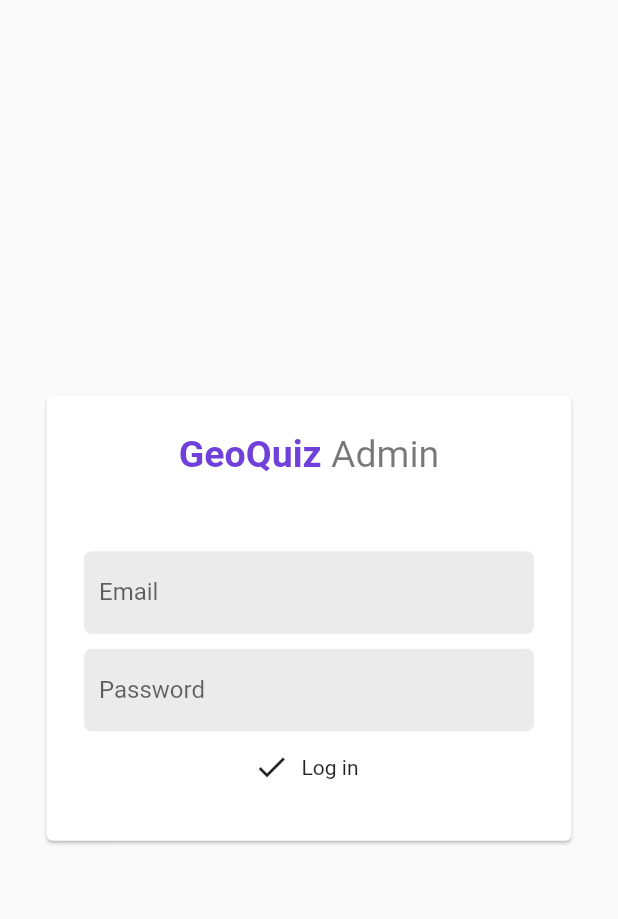
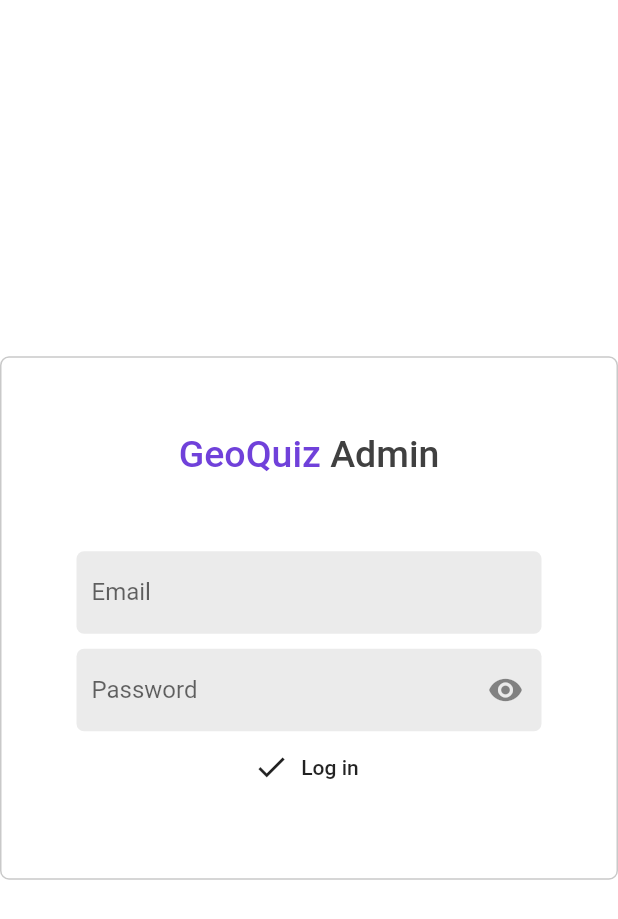
Before and after one commit to GeoQuiz-v2/admin-app, a Flutter app: the screen it shows after launch, on a phone screen of 412 x 824 dp. Shown: the top 919 px of the screen. Run offline on Flutter 3.47's test engine with Material 2 defaults, Android fonts, the phone set to English and light mode, and no system bars; our stand-ins replace firebase_auth, firebase_core; missing offline and left inert: firebase; accounts and stored records are empty; statements that could not run were skipped.

Commit message:
Auth loading button + Dashboard buttons

```diff
--- a/lib/main.dart
+++ b/lib/main.dart
@@ -43,7 +43,9 @@ class GeoQuizApp extends StatelessWidget {
       debugShowCheckedModeBanner: false,
       title: 'Flutter Demo',
       theme: ThemeData(
-
+        backgroundColor: Colors.white,
+        scaffoldBackgroundColor: Colors.white,
+        primaryColor: AppColors.primary,
         colorScheme: ColorScheme(
           primary: AppColors.primary,
           secondary: AppColors.primary,
--- a/lib/models/auth_notifier.dart
+++ b/lib/models/auth_notifier.dart
@@ -1,10 +1,10 @@
 
 import 'dart:async';
 
+import 'package:firebase/firebase.dart';
+import 'package:firebase/firestore.dart';
 import 'package:firebase_auth/firebase_auth.dart';
 import 'package:flutter/widgets.dart';
-import 'package:google_sign_in/google_sign_in.dart';
-
 
 
 
@@ -25,6 +25,7 @@ class AuthenticationNotifier extends ChangeNotifier {
   }
 
   final FirebaseAuth _auth = FirebaseAuth.instance;
+  final Firestore _firestore = firestore();
 
   bool isInit = false;
   User user;
@@ -33,7 +34,12 @@ class AuthenticationNotifier extends ChangeNotifier {
   _initUserSnapshot() {
     var streamTransformer = StreamTransformer<FirebaseUser, User>.fromHandlers(
       handleData: (fbUser, sink) {
-        sink.add(fbUser == null ? null : User(fbUser));
+        _firestore.collection("admin").doc("config").get()
+          .then((docSnap) {
+            bool isAdmin = (docSnap.data()["administrators"] as List<String>).contains(fbUser.uid);
+            sink.add(fbUser == null ? null : User(fbUser, admin: isAdmin));
+          })
+          .catchError((_) => sink.add(fbUser == null ? null : User(fbUser)));
       }
     );
 
@@ -62,9 +68,10 @@ class AuthenticationNotifier extends ChangeNotifier {
 }
 
 class User {
+  bool admin;
   FirebaseUser _fbUser;
 
-  User(this._fbUser);
+  User(this._fbUser, {this.admin = false});
 
   get name => _fbUser.displayName??_fbUser.email??_fbUser.uid;
 }
--- a/lib/res/assets.dart
+++ b/lib/res/assets.dart
@@ -1,3 +1,8 @@
 class Assets {
   static final google = "assets/images/google.png";
+
+  static final firebase = "assets/images/firebase.png";
+  static final playConsole = "assets/images/playconsole.png";
+  static final github = "assets/images/github.png";
+  static final admob = "assets/images/admob.png";
 }
--- a/lib/ui/authentication.dart
+++ b/lib/ui/authentication.dart
@@ -2,9 +2,11 @@
 import 'package:flutter/material.dart';
 import 'package:flutter/widgets.dart';
 import 'package:geoquizadmin/models/auth_notifier.dart';
+import 'package:geoquizadmin/res/colors.dart';
 import 'package:geoquizadmin/res/values.dart';
 import 'package:geoquizadmin/ui/widget/form_field.dart';
 import 'package:geoquizadmin/ui/widget/logo.dart';
+import 'package:geoquizadmin/ui/widget/utils.dart';
 import 'package:provider/provider.dart';
 
 
@@ -12,6 +14,7 @@ class AuthenticationScreen extends StatefulWidget {
   @override
   _AuthenticationScreenState createState() => _AuthenticationScreenState();
 }
+
 
 class _AuthenticationScreenState extends State<AuthenticationScreen> {
 
@@ -25,16 +28,17 @@ class _AuthenticationScreenState extends State<AuthenticationScreen> {
   Widget build(BuildContext context) {
     return Scaffold(
       body: Builder(
-          builder: (context) => Center(
-          child: Card(
-            child: Container(
-              padding: EdgeInsets.all(25),
-              constraints: BoxConstraints(maxWidth: 350),
-              child: Form(
-                key: _formKey,
+        builder: (context) => Center(
+          child: Container(
+            padding: EdgeInsets.all(50),
+            decoration: BoxDecoration(borderRadius: BorderRadius.circular(Values.radius), border: Border.all(color: AppColors.divider)),
+            constraints: BoxConstraints(maxWidth: 450),
+            child: Form(
+              key: _formKey,
+              child: ScrollConfiguration(
+                behavior: BasicScrollWithoutGlow(),
                 child: ListView(
                   shrinkWrap: true,
-
                   children: <Widget>[
                     Center(child: AppLogo(size: 25,)),
                     SizedBox(height: Values.blockSpacing),
@@ -42,9 +46,9 @@ class _AuthenticationScreenState extends State<AuthenticationScreen> {
                     SizedBox(height: Values.normalSpacing),
                     RoundedTextFormField(hint: "Password", controller: _passwordController, password: true,),
                     FlatButton.icon(
-                      label: Text("Log in"),
+                      label: Text(inProgress ? "Loading..." : "Log in"),
                       icon: Icon(Icons.done),
-                      onPressed: () => onSubmit(context),
+                      onPressed: inProgress ? null : () => onSubmit(context),
                     )
                   ],
                 ),
@@ -52,6 +56,7 @@ class _AuthenticationScreenState extends State<AuthenticationScreen> {
             ),
           ),
         ),
+
       ),
     );
   }
@@ -60,18 +65,9 @@ class _AuthenticationScreenState extends State<AuthenticationScreen> {
     if (_formKey.currentState.validate()) {
       setState(() => inProgress = true);
       Provider.of<AuthenticationNotifier>(context, listen: false).signIn(_emailController.text, _passwordController.text)
-        .whenComplete(() => setState(() => inProgress = false))
-        .catchError((e) {
-          Scaffold.of(context).showSnackBar(
-            SnackBar(
-              content: Text(e.toString()),
-              backgroundColor: Theme.of(context).colorScheme.error,
-              behavior: SnackBarBehavior.floating,
-              elevation: 0,
-            )
-          );
-        });
+        .then((_) => SnackBarFactory.showSuccessSnackbar(context: context, message: "Successfully logged"))
+        .catchError((e) => SnackBarFactory.showErrorSnabar(context: context, message: e.toString()))
+        .whenComplete(() => setState(() => inProgress = false));
     }
-
   }
 }
--- a/lib/ui/template.dart
+++ b/lib/ui/template.dart
@@ -1,4 +1,3 @@
-import 'package:firebase/firebase.dart';
 import 'package:flutter/material.dart';
 import 'package:flutter/widgets.dart';
 import 'package:geoquizadmin/models/auth_notifier.dart';
@@ -14,8 +13,9 @@ import 'package:provider/provider.dart';
 class Template extends StatefulWidget {
 
   final Map<String, Widget> pages = {
+        "Dashboard" : DashboardScreen(),
     "Questions" : QuestionsScreen(),
-    "Dashboard" : DashboardScreen(),
+
   };
 
   Template({Key key}) : super(key: key);
@@ -63,6 +63,7 @@ class _TemplateState extends State<Template> {
                   children: <Widget>[
                     SizedBox(height: Values.normalSpacing,),
                     Text(currentPage.key, style: Theme.of(context).textTheme.subtitle,),
+                    SizedBox(height: Values.normalSpacing),
                     currentPage.value
                   ],
                 ),
--- a/lib/ui/widget/form_field.dart
+++ b/lib/ui/widget/form_field.dart
@@ -4,7 +4,7 @@ import 'package:flutter/widgets.dart';
 import 'package:geoquizadmin/res/colors.dart';
 
 
-class RoundedTextFormField extends StatelessWidget {
+class RoundedTextFormField extends StatefulWidget {
 
   final String hint;
   final TextEditingController controller;
@@ -14,6 +14,16 @@ class RoundedTextFormField extends StatelessWidget {
   RoundedTextFormField({@required this.hint, this.controller, this.password = false, this.validator});
 
   @override
+  _RoundedTextFormFieldState createState() => _RoundedTextFormFieldState(obscure: password);
+}
+
+class _RoundedTextFormFieldState extends State<RoundedTextFormField> {
+
+  bool obscure;
+
+  _RoundedTextFormFieldState({this.obscure = false});
+
+  @override
   Widget build(BuildContext context) {
     return Container(
       decoration: new BoxDecoration(
@@ -21,19 +31,20 @@ class RoundedTextFormField extends StatelessWidget {
         color: AppColors.surface,
       ),
       child: TextFormField(
-        obscureText: password,
-        controller: controller,
+        obscureText: obscure,
+        controller: widget.controller,
         decoration: InputDecoration(
           contentPadding: EdgeInsets.symmetric(horizontal: 10, vertical: 10),
-          labelText: hint,
+          labelText: widget.hint,
           labelStyle: TextStyle(backgroundColor: AppColors.surface),
           border: UnderlineInputBorder(borderSide: BorderSide(color: Colors.transparent)),
           enabledBorder: UnderlineInputBorder(borderSide: BorderSide(color: Colors.transparent)),
           focusedBorder: UnderlineInputBorder(borderSide: BorderSide(color: Colors.transparent)),
           errorBorder: UnderlineInputBorder(borderSide: BorderSide(color: Colors.transparent)),
           focusedErrorBorder: UnderlineInputBorder(borderSide: BorderSide(color: Colors.transparent)),
+          suffixIcon: !widget.password ? null : IconButton(icon: Icon(obscure ? Icons.visibility : Icons.visibility_off), onPressed: () => setState(() => obscure = !obscure),)
         ),
-        validator: validator??((value) => value.isEmpty ? "Empty field" : null),
+        validator: widget.validator??((value) => value.isEmpty ? "Empty field" : null),
       ),
     );
   }
--- a/lib/ui/widget/logo.dart
+++ b/lib/ui/widget/logo.dart
@@ -1,7 +1,7 @@
 import 'package:flutter/material.dart';
 import 'package:flutter/widgets.dart';
-import 'package:geoquizadmin/res/colors.dart';
 import 'package:geoquizadmin/res/values.dart';
+
 
 
 class AppLogo extends StatelessWidget {
@@ -15,8 +15,8 @@ class AppLogo extends StatelessWidget {
     return RichText(
       text: TextSpan(
         text: "GeoQuiz",
-        style: Theme.of(context).textTheme.title.copyWith(fontSize: size??Theme.of(context).textTheme.title.fontSize, fontWeight: Values.weightBold),
-        children: [TextSpan(text: " Admin", style: TextStyle(color: AppColors.textColorLight , fontWeight: FontWeight.normal))]
+        style: Theme.of(context).textTheme.title.copyWith(fontSize: size??Theme.of(context).textTheme.title.fontSize, fontWeight: Values.weightMedium),
+        children: [TextSpan(text: " Admin", style: TextStyle(color: Color(0xFF404040)))]
       ),
     );
   }
--- a/lib/ui/widget/subtitle.dart
+++ b/lib/ui/widget/subtitle.dart
@@ -13,12 +13,12 @@ class SubTitle extends StatelessWidget {
   @override
   Widget build(BuildContext context) {
     return Padding(
-      padding: EdgeInsets.only(top: first ? Values.normalSpacing : Values.blockSpacing, bottom: Values.normalSpacing),
+      padding: EdgeInsets.only(top: first ? 0 : Values.blockSpacing, bottom: Values.normalSpacing),
       child: Row(
         children: <Widget>[
           Text(
             text.toUpperCase(),
-            style: TextStyle(fontSize: Values.pageSubtitle, fontWeight: Values.weightBlack),
+            style: TextStyle(fontSize: Values.pageSubtitle, fontWeight: Values.weightBold),
           ),
           SizedBox(width: 20,),
           if (action != null)
--- a/pubspec.yaml
+++ b/pubspec.yaml
@@ -49,6 +49,10 @@ flutter:
 
   assets:
     - assets/images/google.png
+    - assets/images/firebase.png
+    - assets/images/playconsole.png
+    - assets/images/admob.png
+    - assets/images/github.png
 
   fonts:
     - family: Roboto
@@ -58,6 +62,8 @@ flutter:
           weight: 100
         - asset: assets/fonts/Roboto-Light.ttf
           weight: 300
+        - asset: assets/fonts/Roboto-Medium.ttf
+          weight: 500
         - asset: assets/fonts/Roboto-Bold.ttf
           weight: 700
         - asset: assets/fonts/Roboto-Black.ttf
```
Also changed, not shown: lib/ui/dashboard.dart (+66 -1 lines), lib/ui/widget/utils.dart (+25 -0 lines), assets/images/admob.png (added), assets/images/firebase.png (added), assets/images/github.png (added), assets/images/playconsole.png (added), 1 other file.
